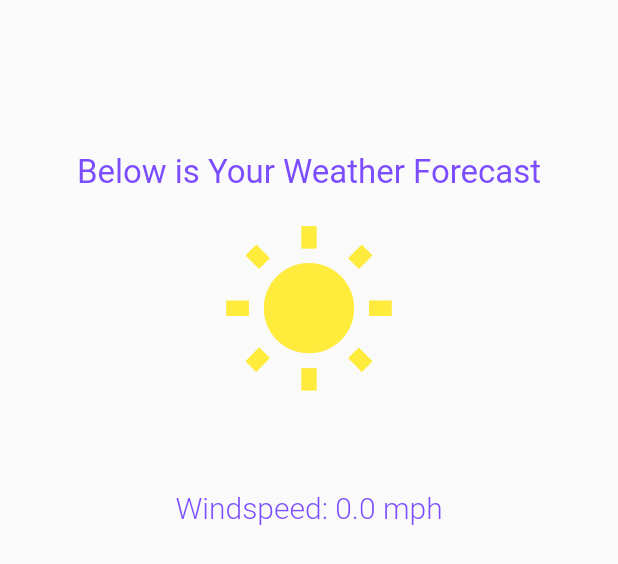
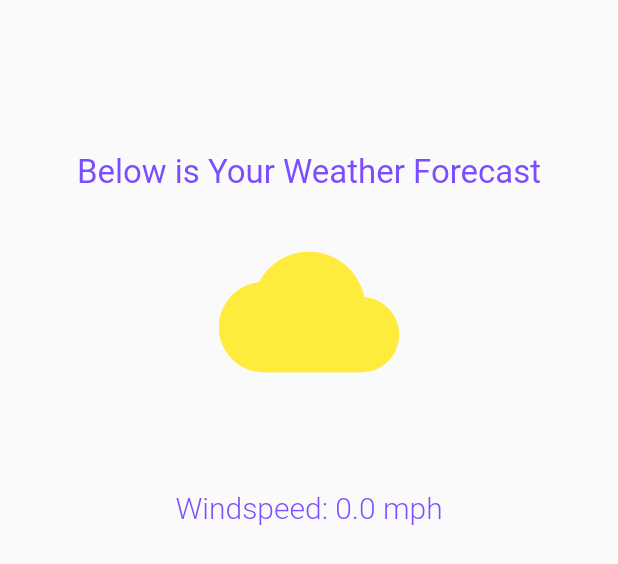
Before and after one commit to emrickgarrett/Ravenclaw_CodeJam2018, a Flutter app: the WeatherView widget shown alone on an empty page, opened directly with empty values, on a phone screen of 412 x 824 dp. Shown: the top 564 px of the screen. Run offline on Flutter 3.47's test engine with Material 2 defaults, Android fonts, the phone set to English and light mode, and no system bars; our stand-ins replace google_maps_flutter, location.

Commit message:
Added new icons depending on the weather type

```diff
--- a/lib/weather_info.dart
+++ b/lib/weather_info.dart
@@ -43,7 +43,7 @@ class _WeatherDataState extends State<WeatherData> {
 
   Future<WeatherPost> fetchPost() async {
     final response =
-    await http.get('https://api.openweathermap.org/data/2.5/weather?lat=${location.latitude}&lon=${location.longitude}&APPID=${Keys.openWeatherKey}');
+    await http.get('https://api.openweathermap.org/data/2.5/weather?lat=${location.latitude}&lon=${location.longitude}&units=imperial&APPID=${Keys.openWeatherKey}');
 
     if (response.statusCode == 200) {
       hasLocation = true;
@@ -81,7 +81,7 @@ class WeatherPost {
   final double temp;
   final double maxTemp;
   final double minTemp;
-  final int humidity;
+  final double humidity;
   final double windSpeed;
   final int sunrise;
   final int sunset;
@@ -93,15 +93,15 @@ class WeatherPost {
 
   factory WeatherPost.fromJson(Map<String, dynamic> jsonData) {
     Map<String, dynamic> weatherJson = jsonData['weather'][0];
-
+    print(jsonData);
     return WeatherPost(
       condition: weatherJson['main'],
       description: weatherJson['description'],
-      temp: jsonData['main']['temp'],
-      maxTemp: jsonData['main']['temp_max'],
-      minTemp: jsonData['main']['temp_min'],
-      humidity: jsonData['main']['humidity'],
-      windSpeed: jsonData['wind']['speed'],
+      temp: jsonData['main']['temp'] + .0,
+      maxTemp: jsonData['main']['temp_max'] + .0,
+      minTemp: jsonData['main']['temp_min'] + .0,
+      humidity: jsonData['main']['humidity'] + .0,
+      windSpeed: jsonData['wind']['speed'] + .0,
       sunrise: jsonData['sys']['sunrise'],
       sunset: jsonData['sys']['sunset'],
       city: jsonData['name']
--- a/lib/weather_view.dart
+++ b/lib/weather_view.dart
@@ -66,14 +66,15 @@ class _WeatherViewState extends State<WeatherView> {
   }
 
   Widget get condition {
+    WeatherType weather = new WeatherType(widget.data.description);
     return Center(
         child: Container(
             padding: EdgeInsets.only(top: 20.0, bottom: 10.0),
             child: Column(
                 children: <Widget> [
                   Icon(
-                      Icons.wb_sunny,
-                      color: Colors.yellow[500],
+                      weather.icon,
+                      color: weather.color,
                       size: 120.0
                   ),
                   Text(
@@ -126,3 +127,50 @@ class _WeatherViewState extends State<WeatherView> {
     );
   }
 }
+
+class WeatherType {
+  String description;
+  IconData icon;
+  Color color;
+
+  WeatherType(String weatherDescription) {
+    description = weatherDescription;
+    setIcon(weatherDescription);
+  }
+
+  void setIcon(String description) {
+    switch(description.toLowerCase()) {
+      case "clear sky":
+        icon = Icons.wb_sunny;
+        color = Colors.yellow[500];
+        return;
+      case "few clouds":
+      case "scattered clouds":
+      case "broken clouds":
+        icon = Icons.wb_cloudy;
+        color = Colors.blueGrey[300];
+        return;
+      case "shower rain":
+      case "rain":
+        icon = Icons.pool;
+        color = Colors.lightBlue[300];
+        return;
+      case "thunderstorm":
+        icon = Icons.lightbulb_outline;
+        color = Colors.yellow[800];
+        return;
+      case "snow":
+        icon = Icons.pregnant_woman;
+        color = Colors.blueGrey[200];
+        return;
+      case "mist":
+        icon = Icons.fast_rewind;
+        color = Colors.blueGrey[100];
+        return;
+      default:
+        icon = Icons.wb_cloudy;
+        color = Colors.yellow[500];
+        return;
+    }
+  }
+}
```
